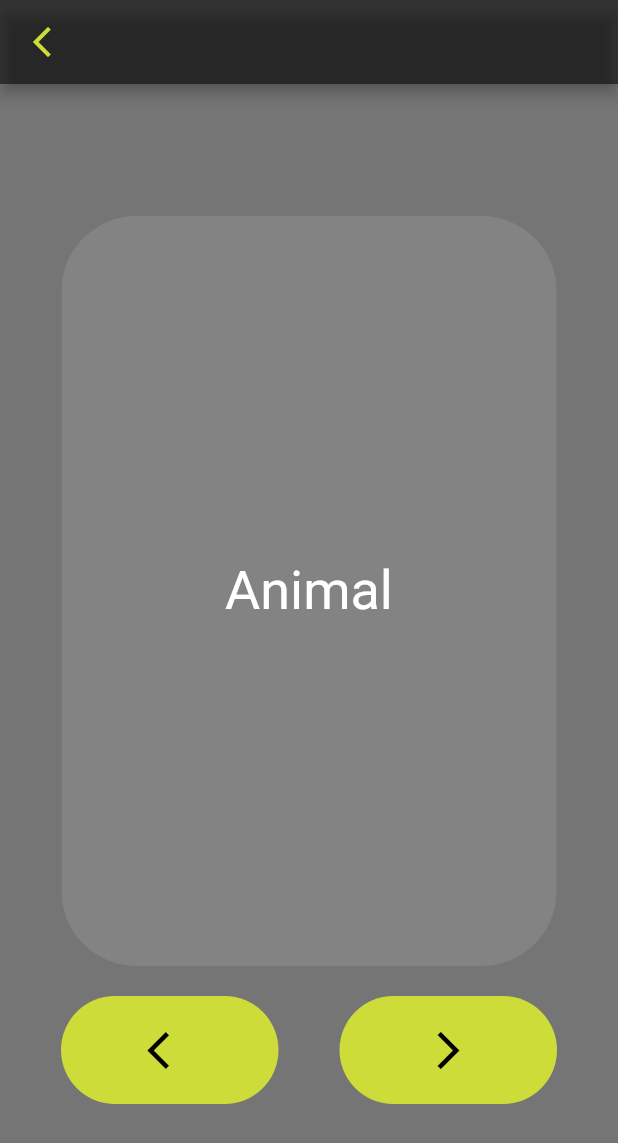
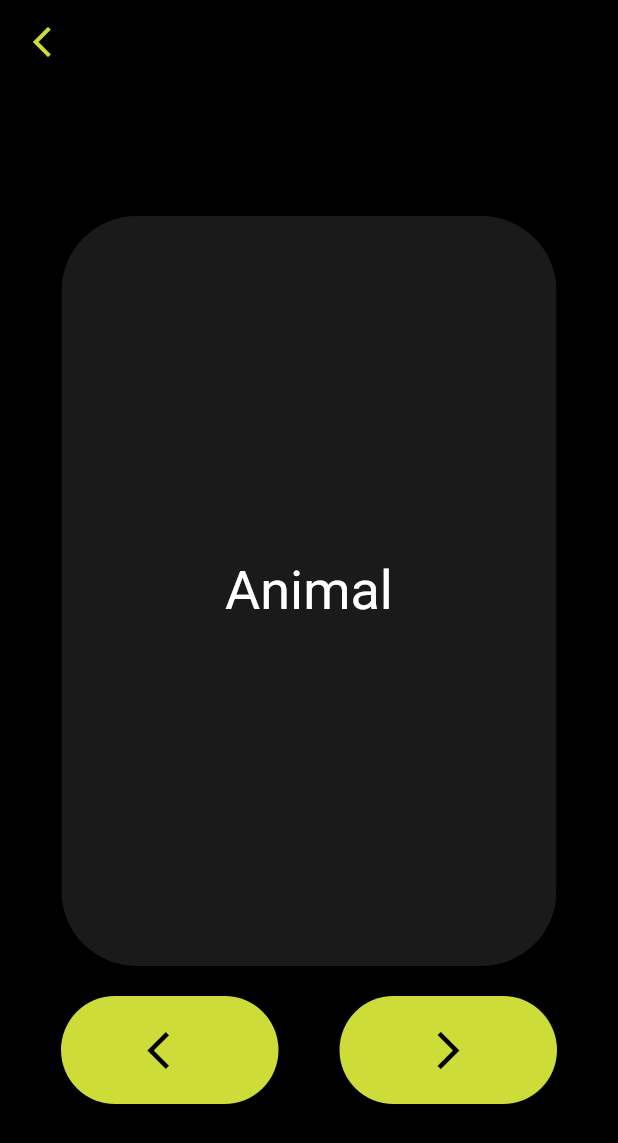
Before and after one commit to Kacp-R/fiszki, a Flutter app: the screen it shows after launch, after a tap on "Flashcards", on a phone screen of 412 x 824 dp. Shown: the top 1143 px of the screen. Run offline on Flutter 3.47's test engine with Material 2 defaults, Android fonts, the phone set to English and light mode, and no system bars; drawn by our look-alikes of flip_card.

Commit message:
stylowanie w klasie MyApp

```diff
--- a/lib/flashcards.dart
+++ b/lib/flashcards.dart
@@ -38,16 +38,7 @@ class FlashcardsPageState extends State<FlashcardsPage> {
 
   @override
   Widget build(BuildContext context) {
-    return MaterialApp(
-      title: 'Fiszki',
-      theme: ThemeData(
-          scaffoldBackgroundColor: Colors.black54,
-          primarySwatch: Colors.lime,
-          appBarTheme: const AppBarTheme(
-            color: Colors.black54,
-            foregroundColor: Colors.lime,
-          )),
-      home: Scaffold(
+    return Scaffold(
         appBar: AppBar(
           leading: IconButton(
             icon: const Icon(Icons.arrow_back_ios_new),
@@ -131,8 +122,7 @@ class FlashcardsPageState extends State<FlashcardsPage> {
             ),
           ],
         ),
-      ),
-    );
+      );
   }
 
 }
--- a/lib/main.dart
+++ b/lib/main.dart
@@ -10,8 +10,12 @@ class MyApp extends StatelessWidget {
     return MaterialApp(
       title: 'Nauka języka',
       theme: ThemeData(
-        scaffoldBackgroundColor: Colors.yellow,
+        scaffoldBackgroundColor: Colors.black,
         primarySwatch: Colors.lime,
+        appBarTheme: AppBarTheme(
+          color: Colors.black,
+          foregroundColor: Colors.lime,
+        )
       ),
       home: Main(cAnswers: 0, tAnswers: 0,),
     );
--- a/lib/main_page.dart
+++ b/lib/main_page.dart
@@ -34,7 +34,8 @@ class _MainState extends State<Main>{
                     MaterialPageRoute(builder: (context) => FlashcardsPage()),
                   );
                 },
-                child: Text('Flashcards'),
+                child: Text('Flashcards',
+                style: TextStyle(color: Colors.white),),
               ),
               MaterialButton(
                 onPressed: () {
@@ -43,7 +44,8 @@ class _MainState extends State<Main>{
                     MaterialPageRoute(builder: (context) => WritingPrac()),
                   );
                 },
-                child: Text('Prac'),
+                child: Text('Prac',
+                  style: TextStyle(color: Colors.white),),
               ),
               MaterialButton(
                 onPressed: () {
@@ -52,7 +54,8 @@ class _MainState extends State<Main>{
                     MaterialPageRoute(builder: (context) => Stats(cAnswers: cAnswers, tAnswers: tAnswers,)),
                   );
                 },
-                child: Text('Stats'),
+                child: Text('Stats',
+                  style: TextStyle(color: Colors.white),),
               ),
             ],
           ),
```
